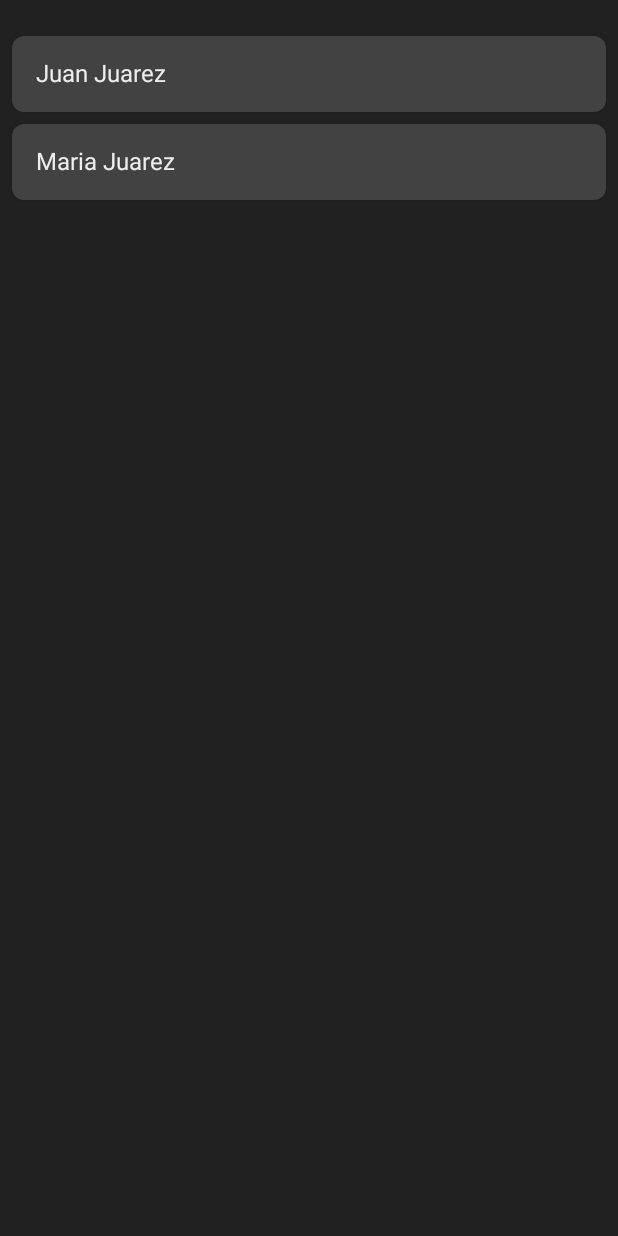
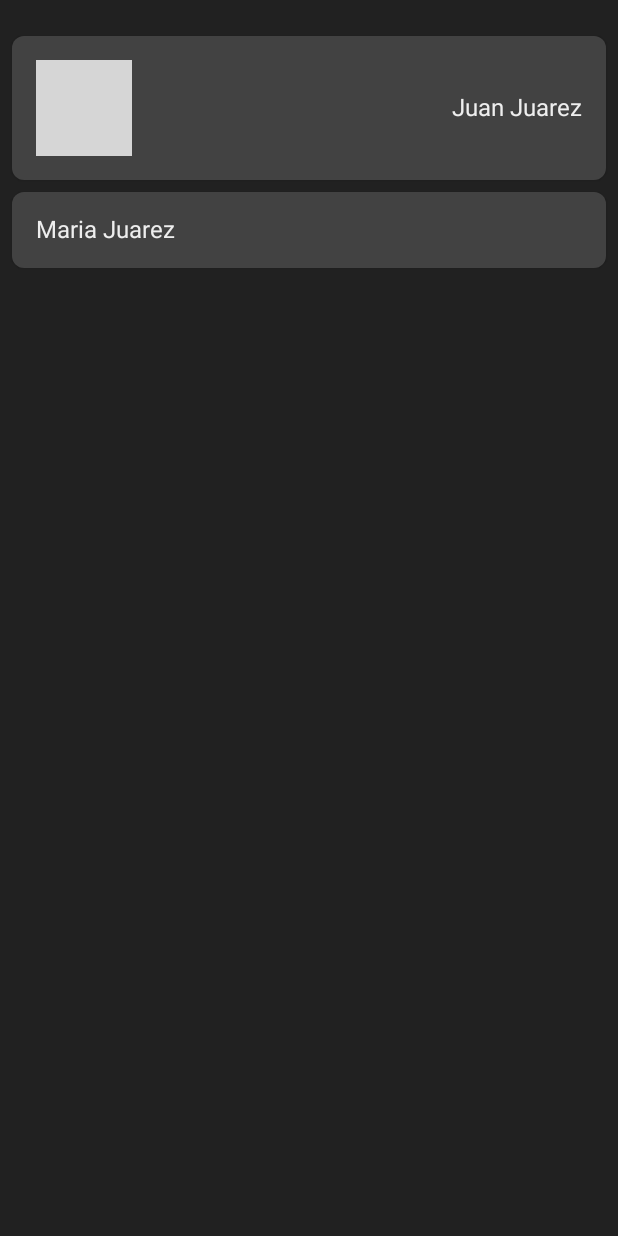
Before and after one commit to MarcosMontiel/UsersSP, an Android app built with Jetpack Compose: the screen it shows after launch (MainActivity), on a phone screen of 412 x 824 dp. Run offline under Robolectric (Android 15) with nearby library versions, the phone set to English and light mode, and no system bars; our stand-ins replace Dagger/Hilt's generated code; pictures from the network do not load; grey boxes are pictures that could not be loaded.

Commit message:
Async image was implemented

```diff
--- a/app/build.gradle
+++ b/app/build.gradle
@@ -73,6 +73,9 @@ dependencies {
 
     implementation 'androidx.lifecycle:lifecycle-viewmodel:2.5.1'
 
+    // Coil
+    implementation 'io.coil-kt:coil-compose:2.2.2'
+
     testImplementation 'junit:junit:4.13.2'
     androidTestImplementation 'androidx.test.ext:junit:1.1.5'
     androidTestImplementation 'androidx.test.espresso:espresso-core:3.5.1'
--- a/app/src/main/AndroidManifest.xml
+++ b/app/src/main/AndroidManifest.xml
@@ -1,6 +1,8 @@
 <?xml version="1.0" encoding="utf-8"?>
 <manifest xmlns:android="http://schemas.android.com/apk/res/android"
     xmlns:tools="http://schemas.android.com/tools">
+
+    <uses-permission android:name="android.permission.INTERNET" />
 
     <application
         android:name=".UsersSPApp"
--- /dev/null
+++ b/app/src/main/java/com/marcosmontiel/userssp/presentation/component/DefaultAsyncImage.kt
@@ -0,0 +1,44 @@
+package com.marcosmontiel.userssp.presentation.component
+
+import androidx.compose.foundation.background
+import androidx.compose.foundation.layout.Box
+import androidx.compose.foundation.layout.fillMaxSize
+import androidx.compose.foundation.shape.CircleShape
+import androidx.compose.runtime.Composable
+import androidx.compose.ui.Modifier
+import androidx.compose.ui.draw.clip
+import androidx.compose.ui.graphics.Color
+import androidx.compose.ui.graphics.Shape
+import androidx.compose.ui.layout.ContentScale
+import coil.compose.AsyncImage
+import com.marcosmontiel.userssp.presentation.ui.theme.Gray900
+
+@Composable
+fun DefaultAsyncImage(
+    modifier: Modifier = Modifier,
+    shape: Shape = CircleShape,
+    background: Color = Gray900,
+    fraction: Float = 1f,
+    alpha: Float = 1f,
+    image: Any,
+) {
+
+    Box(
+        modifier = modifier
+            .clip(shape)
+            .background(background)
+    ) {
+
+        AsyncImage(
+            model = image,
+            contentDescription = "async image",
+            modifier = Modifier
+                .clip(shape)
+                .fillMaxSize(fraction),
+            contentScale = ContentScale.Crop,
+            alpha = alpha,
+        )
+
+    }
+
+}
--- a/app/src/main/java/com/marcosmontiel/userssp/presentation/screen/user/UserScreen.kt
+++ b/app/src/main/java/com/marcosmontiel/userssp/presentation/screen/user/UserScreen.kt
@@ -26,7 +26,11 @@ fun UserScreen(navController: NavHostController) {
             navController = navController,
             paddingValues = paddingValues,
             users = listOf(
-                User(name = "Juan", lastName = "Juarez"),
+                User(
+                    name = "Juan",
+                    lastName = "Juarez",
+                    url = "https://firebasestorage.googleapis.com/v0/b/games-learning.appspot.com/o/Posts%2F3ba3ac98-6487-4cd5-9dc8-5d00831e498f6845442358286615801.jpg?alt=media&token=f671ccdb-5fac-4bed-baaa-9394d2dddcc7"
+                ),
                 User(name = "Maria", lastName = "Juarez")
             )
         )
--- a/app/src/main/java/com/marcosmontiel/userssp/presentation/screen/user/component/UserContent.kt
+++ b/app/src/main/java/com/marcosmontiel/userssp/presentation/screen/user/component/UserContent.kt
@@ -6,6 +6,7 @@ import androidx.compose.foundation.lazy.itemsIndexed
 import androidx.compose.foundation.shape.RoundedCornerShape
 import androidx.compose.material.Card
 import androidx.compose.runtime.Composable
+import androidx.compose.ui.Alignment
 import androidx.compose.ui.Modifier
 import androidx.compose.ui.res.stringResource
 import androidx.compose.ui.unit.Dp
@@ -13,6 +14,7 @@ import androidx.compose.ui.unit.dp
 import androidx.navigation.NavHostController
 import com.marcosmontiel.userssp.R
 import com.marcosmontiel.userssp.domain.model.User
+import com.marcosmontiel.userssp.presentation.component.DefaultAsyncImage
 import com.marcosmontiel.userssp.presentation.component.DefaultEmptyScreen
 import com.marcosmontiel.userssp.presentation.component.DefaultText
 import com.marcosmontiel.userssp.presentation.ui.theme.Gray800
@@ -100,8 +102,16 @@ fun UserItem(
         Row(
             modifier = Modifier
                 .fillMaxWidth()
-                .padding(16.dp)
+                .padding(16.dp),
+            horizontalArrangement = Arrangement.SpaceBetween,
+            verticalAlignment = Alignment.CenterVertically,
         ) {
+
+            if (user.url.isNotEmpty()) {
+
+                DefaultAsyncImage(modifier = Modifier.size(64.dp), image = user.url)
+
+            }
 
             DefaultText(text = "${user.name} ${user.lastName}")
 
```
Also changed, not shown: app/src/main/res/drawable-v24/ic_profile.png (added).
